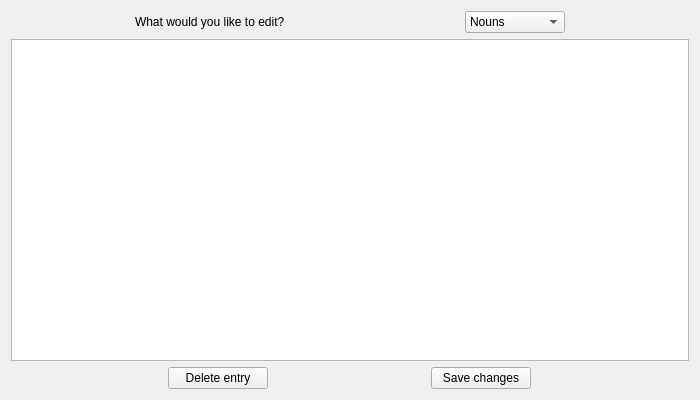
Qt form src/gui/dictdialog.ui (Daedrus/SweDikt) before a commit.
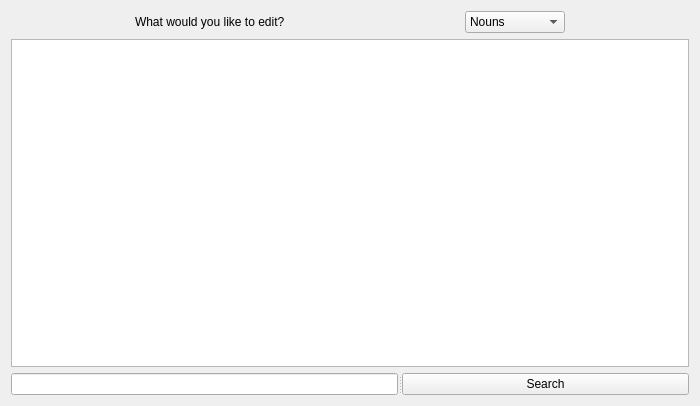
The same form after that commit.

Commit message: Added sorting and lookup capability to the dictionary

```diff
--- a/src/gui/dictdialog.ui
+++ b/src/gui/dictdialog.ui
@@ -7,7 +7,7 @@
     <x>0</x>
     <y>0</y>
     <width>700</width>
-    <height>400</height>
+    <height>406</height>
    </rect>
   </property>
   <property name="windowTitle">
@@ -72,34 +72,23 @@
     <widget class="QTableView" name="tableView"/>
    </item>
    <item>
-    <layout class="QHBoxLayout" name="horizontalLayout_2">
-     <item>
-      <widget class="QPushButton" name="deleteRowButton">
-       <property name="maximumSize">
-        <size>
-         <width>100</width>
-         <height>16777215</height>
-        </size>
-       </property>
-       <property name="text">
-        <string>Delete entry</string>
-       </property>
-      </widget>
-     </item>
-     <item>
-      <widget class="QPushButton" name="saveButton">
-       <property name="maximumSize">
-        <size>
-         <width>100</width>
-         <height>16777215</height>
-        </size>
-       </property>
-       <property name="text">
-        <string>Save changes</string>
-       </property>
-      </widget>
-     </item>
-    </layout>
+    <widget class="QSplitter" name="splitter">
+     <property name="orientation">
+      <enum>Qt::Horizontal</enum>
+     </property>
+     <widget class="QLineEdit" name="searchPattern"/>
+     <widget class="QPushButton" name="searchButton">
+      <property name="sizePolicy">
+       <sizepolicy hsizetype="Fixed" vsizetype="Fixed">
+        <horstretch>0</horstretch>
+        <verstretch>0</verstretch>
+       </sizepolicy>
+      </property>
+      <property name="text">
+       <string>Search</string>
+      </property>
+     </widget>
+    </widget>
    </item>
   </layout>
  </widget>
```
Left out of the diff: 21 changed lines with no effect on the pictures. The commit also changes 2 other files.
